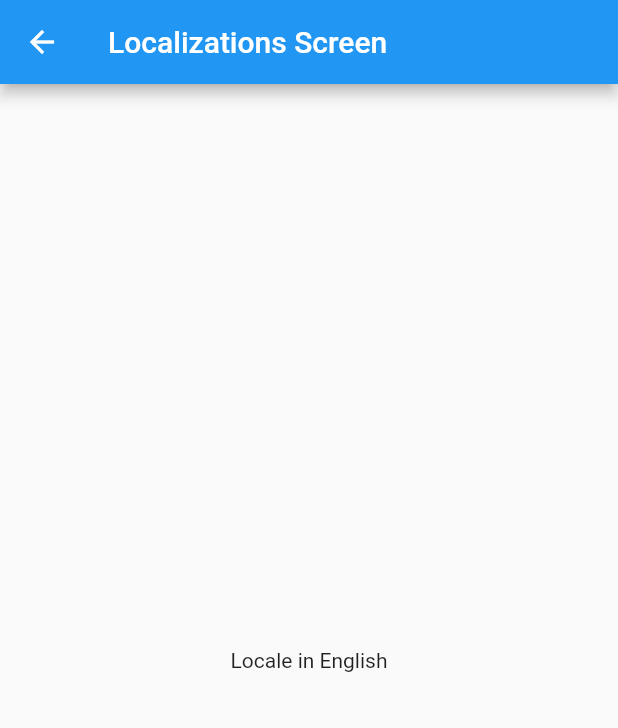
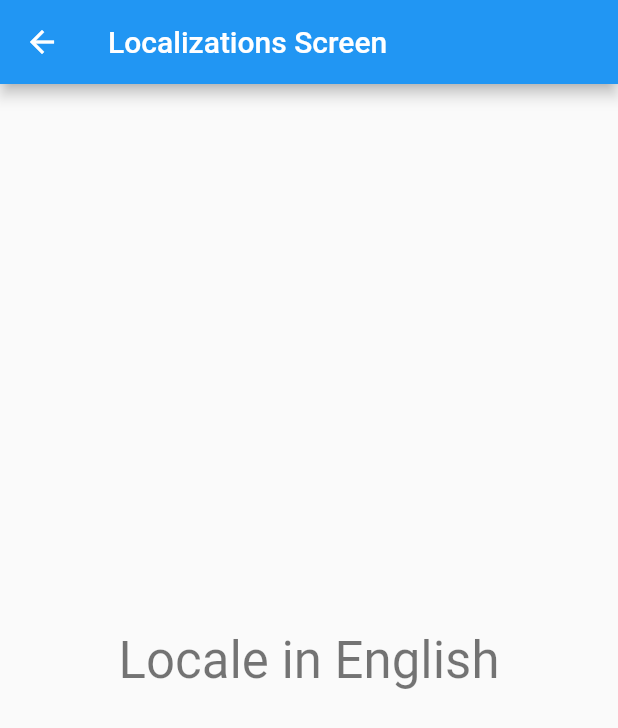
Before and after one commit to syrop/Flutter-Demo, a Flutter app: the LocalizationsScreen screen opened directly, on a phone screen of 412 x 824 dp. Shown: the top 728 px of the screen. Run offline on Flutter 3.47's test engine with Material 2 defaults, Android fonts, the phone set to English and light mode, and no system bars; our stand-ins replace fluttertoast.

Commit message:
Changed the style of a widget.

```diff
--- a/lib/LocalizationScreen.dart
+++ b/lib/LocalizationScreen.dart
@@ -14,7 +14,10 @@ class LocalizationsScreen extends StatelessWidget {
         title: Text("Localizations Screen"),
       ),
       body: Center(
-        child: Text(DemoLocalizations.of(context).title),
+        child: Text(
+          DemoLocalizations.of(context).title,
+          style: Theme.of(context).textTheme.headline4,
+        ),
       ),
     );
   }
```
